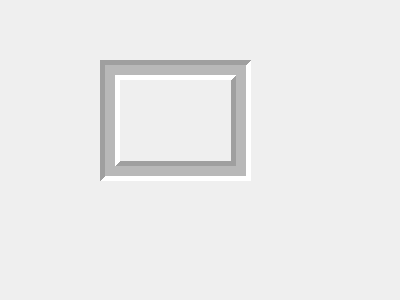
Before: the Qt Designer form _010_frame1/myframe/mywidget.ui in CodingManPP/0002_Qt_WindowAndDialog, drawn with Qt 5.
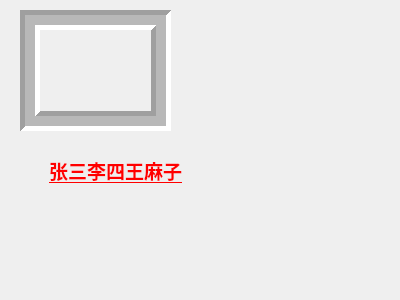
After: the same form once the commit is applied.

Commit message: _010_frame1 QFrame QFont 功能实例

Diff of the .ui file:
```diff
--- a/_010_frame1/myframe/mywidget.ui
+++ b/_010_frame1/myframe/mywidget.ui
@@ -16,8 +16,8 @@
   <widget class="QFrame" name="frame">
    <property name="geometry">
     <rect>
-     <x>100</x>
-     <y>60</y>
+     <x>20</x>
+     <y>10</y>
      <width>151</width>
      <height>121</height>
     </rect>
@@ -35,6 +35,22 @@
     <number>10</number>
    </property>
   </widget>
+  <widget class="QLabel" name="label">
+   <property name="geometry">
+    <rect>
+     <x>30</x>
+     <y>150</y>
+     <width>171</width>
+     <height>41</height>
+    </rect>
+   </property>
+   <property name="text">
+    <string>&lt;html&gt;&lt;head/&gt;&lt;body&gt;&lt;p&gt;&lt;span style=&quot; font-size:14pt; font-weight:600; text-decoration: underline; color:#ff0000;&quot;&gt;张三李四王麻子&lt;/span&gt;&lt;/p&gt;&lt;/body&gt;&lt;/html&gt;</string>
+   </property>
+   <property name="alignment">
+    <set>Qt::AlignCenter</set>
+   </property>
+  </widget>
  </widget>
  <layoutdefault spacing="6" margin="11"/>
  <resources/>
```
The commit also changes 3 other files.
